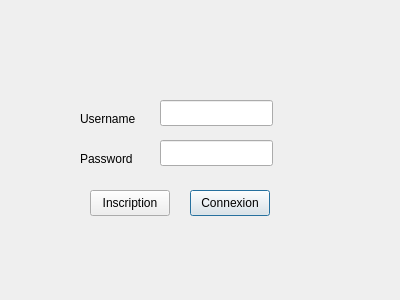
The window that src/views/Login.ui (LinkIsACake/PTUT-CoffreFortElectronique) describes before a commit, drawn with Qt 5.
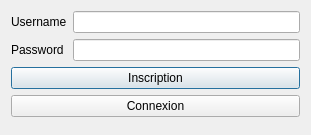
The same window after the commit.

Commit message: écran de login responsive

```diff
--- a/src/views/Login.ui
+++ b/src/views/Login.ui
@@ -6,88 +6,53 @@
    <rect>
     <x>0</x>
     <y>0</y>
-    <width>400</width>
-    <height>300</height>
+    <width>311</width>
+    <height>135</height>
    </rect>
   </property>
   <property name="windowTitle">
    <string>Coffre-fort sécurisé</string>
   </property>
-  <widget class="QLineEdit" name="username_input">
-   <property name="geometry">
-    <rect>
-     <x>160</x>
-     <y>100</y>
-     <width>113</width>
-     <height>26</height>
-    </rect>
-   </property>
-  </widget>
+  <layout class="QFormLayout" name="formLayout">
+   <item row="0" column="0">
+    <widget class="QLabel" name="username_label">
+     <property name="text">
+      <string>Username</string>
+     </property>
+    </widget>
+   </item>
+   <item row="0" column="1">
+    <widget class="QLineEdit" name="username_input"/>
+   </item>
+   <item row="2" column="0">
+    <widget class="QLabel" name="password_label">
+     <property name="text">
+      <string>Password</string>
+     </property>
+    </widget>
+   </item>
+   <item row="2" column="1">
   <widget class="QLineEdit" name="password_input">
-   <property name="geometry">
-    <rect>
-     <x>160</x>
-     <y>140</y>
-     <width>113</width>
-     <height>26</height>
-    </rect>
-   </property>
    <property name="echoMode">
     <enum>QLineEdit::Password</enum>
    </property>
   </widget>
-  <widget class="QPushButton" name="login_button">
-   <property name="geometry">
-    <rect>
-     <x>190</x>
-     <y>190</y>
-     <width>80</width>
-     <height>26</height>
-    </rect>
-   </property>
-   <property name="text">
-    <string>Connexion</string>
-   </property>
-  </widget>
+   </item>
+   <item row="4" column="0" colspan="2">
   <widget class="QPushButton" name="register_button">
-   <property name="geometry">
-    <rect>
-     <x>90</x>
-     <y>190</y>
-     <width>80</width>
-     <height>26</height>
-    </rect>
-   </property>
    <property name="text">
     <string>Inscription</string>
    </property>
   </widget>
-  <widget class="QLabel" name="username_label">
-   <property name="geometry">
-    <rect>
-     <x>80</x>
-     <y>110</y>
-     <width>71</width>
-     <height>18</height>
-    </rect>
-   </property>
+   </item>
+   <item row="5" column="0" colspan="2">
+    <widget class="QPushButton" name="login_button">
    <property name="text">
-    <string>Username</string>
-   </property>
-  </widget>
-  <widget class="QLabel" name="password_label">
-   <property name="geometry">
-    <rect>
-     <x>80</x>
-     <y>150</y>
-     <width>58</width>
-     <height>18</height>
-    </rect>
-   </property>
-   <property name="text">
-    <string>Password</string>
-   </property>
-  </widget>
+      <string>Connexion</string>
+     </property>
+    </widget>
+   </item>
+  </layout>
  </widget>
  <resources/>
  <connections/>
```
Lines whose indentation alone changed are shown as unchanged.
